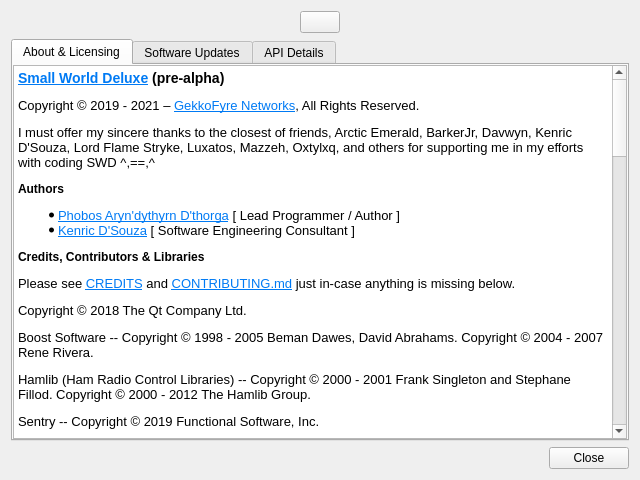
Above: src/ui/aboutdialog.ui from GekkoFyre/small-world-deluxe before the change. Below: the same form after it.
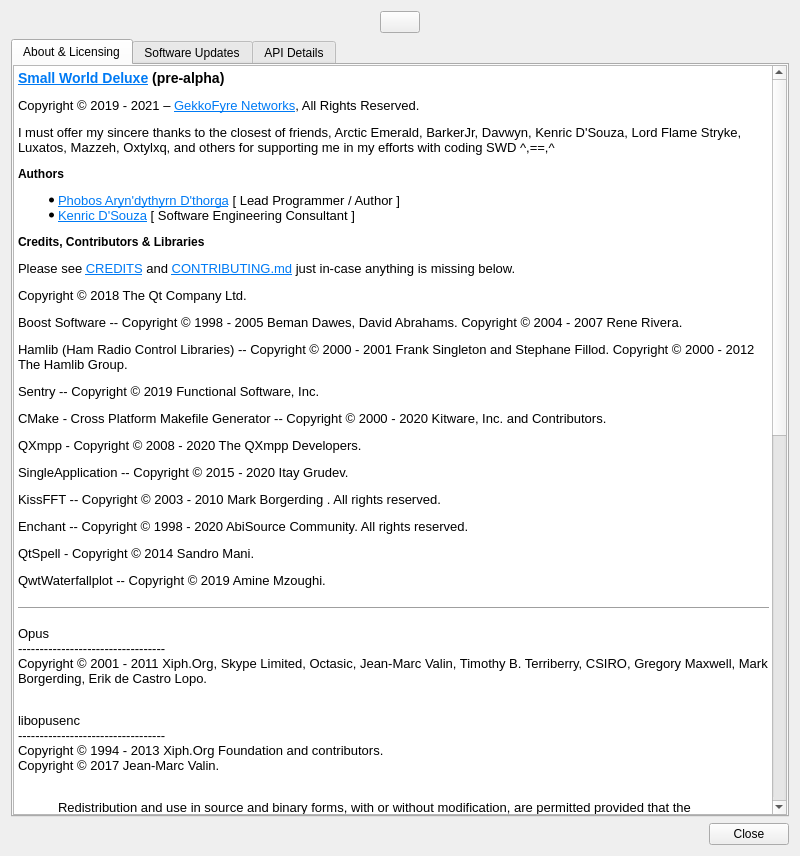
That is the form after the change.

Commit message: * Basic enumeration of audio devices upon the end-users system is now possible thanks to OpenAL, with regard to Small World Deluxe.

Patch:
```diff
--- a/src/ui/aboutdialog.ui
+++ b/src/ui/aboutdialog.ui
@@ -6,10 +6,16 @@
    <rect>
     <x>0</x>
     <y>0</y>
-    <width>640</width>
-    <height>480</height>
+    <width>800</width>
+    <height>856</height>
    </rect>
   </property>
+  <property name="sizePolicy">
+   <sizepolicy hsizetype="MinimumExpanding" vsizetype="MinimumExpanding">
+    <horstretch>0</horstretch>
+    <verstretch>0</verstretch>
+   </sizepolicy>
+  </property>
   <property name="windowTitle">
    <string>About Small World Deluxe</string>
   </property>
@@ -159,57 +165,57 @@
                 <string>&lt;!DOCTYPE HTML PUBLIC &quot;-//W3C//DTD HTML 4.0//EN&quot; &quot;http://www.w3.org/TR/REC-html40/strict.dtd&quot;&gt;
 &lt;html&gt;&lt;head&gt;&lt;meta name=&quot;qrichtext&quot; content=&quot;1&quot; /&gt;&lt;title&gt;About&lt;/title&gt;&lt;style type=&quot;text/css&quot;&gt;
 p, li { white-space: pre-wrap; }
-&lt;/style&gt;&lt;/head&gt;&lt;body style=&quot; font-family:'MS Shell Dlg 2'; font-size:7.875pt; font-weight:400; font-style:normal;&quot;&gt;
-&lt;h3 style=&quot; margin-top:14px; margin-bottom:12px; margin-left:0px; margin-right:0px; -qt-block-indent:0; text-indent:0px;&quot;&gt;&lt;a name=&quot;small-world-deluxe-pre-alpha&quot;&gt;&lt;/a&gt;&lt;a href=&quot;https://git.gekkofyre.io/amateur-radio/small-world-deluxe/&quot;&gt;&lt;span style=&quot; font-family:'Noto Sans'; font-size:10pt; font-weight:600; text-decoration: underline; color:#007af4;&quot;&gt;S&lt;/span&gt;&lt;/a&gt;&lt;span style=&quot; font-family:'Noto Sans'; font-size:10pt; font-weight:600; text-decoration: underline; color:#007af4;&quot;&gt;mall World Deluxe&lt;/span&gt;&lt;span style=&quot; font-family:'Noto Sans'; font-size:10pt; font-weight:600;&quot;&gt; (pre-alpha)&lt;/span&gt;&lt;/h3&gt;
-&lt;p style=&quot; margin-top:12px; margin-bottom:12px; margin-left:0px; margin-right:0px; -qt-block-indent:0; text-indent:0px;&quot;&gt;&lt;span style=&quot; font-family:'Noto Sans'; font-size:10pt;&quot;&gt;Copyright © 2019 - 2021 – &lt;/span&gt;&lt;a href=&quot;https://gekkofyre.io/&quot;&gt;&lt;span style=&quot; font-family:'Noto Sans'; font-size:10pt; text-decoration: underline; color:#007af4;&quot;&gt;GekkoFyre Networks&lt;/span&gt;&lt;/a&gt;&lt;span style=&quot; font-family:'Noto Sans'; font-size:10pt;&quot;&gt;, All Rights Reserved.&lt;/span&gt;&lt;/p&gt;
-&lt;p style=&quot; margin-top:12px; margin-bottom:12px; margin-left:0px; margin-right:0px; -qt-block-indent:0; text-indent:0px;&quot;&gt;&lt;span style=&quot; font-family:'Noto Sans'; font-size:10pt;&quot;&gt;I must offer my sincere thanks to the closest of friends, Arctic Emerald, BarkerJr, Davwyn, Kenric D'Souza, Lord Flame Stryke, Luxatos, Mazzeh, Oxtylxq, and others for supporting me in my efforts with coding SWD ^,==,^&lt;/span&gt;&lt;/p&gt;
-&lt;h4 style=&quot; margin-top:12px; margin-bottom:12px; margin-left:0px; margin-right:0px; -qt-block-indent:0; text-indent:0px;&quot;&gt;&lt;a name=&quot;authors&quot;&gt;&lt;/a&gt;&lt;span style=&quot; font-family:'Noto Sans'; font-size:10pt; font-weight:600;&quot;&gt;A&lt;/span&gt;&lt;span style=&quot; font-family:'Noto Sans'; font-size:10pt; font-weight:600;&quot;&gt;uthors&lt;/span&gt;&lt;/h4&gt;
-&lt;ul style=&quot;margin-top: 0px; margin-bottom: 0px; margin-left: 0px; margin-right: 0px; -qt-list-indent: 1;&quot;&gt;&lt;li style=&quot; font-family:'Noto Sans'; font-size:10pt;&quot; style=&quot; margin-top:12px; margin-bottom:0px; margin-left:0px; margin-right:0px; -qt-block-indent:0; text-indent:0px;&quot;&gt;&lt;a href=&quot;https://code.gekkofyre.io/phobos-dthorga&quot;&gt;&lt;span style=&quot; text-decoration: underline; color:#007af4;&quot;&gt;Phobos Aryn'dythyrn D'thorga&lt;/span&gt;&lt;/a&gt; [ Lead Programmer / Author ]&lt;/li&gt;
-&lt;li style=&quot; font-family:'Noto Sans'; font-size:10pt;&quot; style=&quot; margin-top:0px; margin-bottom:12px; margin-left:0px; margin-right:0px; -qt-block-indent:0; text-indent:0px;&quot;&gt;&lt;a href=&quot;https://code.gekkofyre.io/azurebyte&quot;&gt;&lt;span style=&quot; text-decoration: underline; color:#007af4;&quot;&gt;Kenric D'Souza&lt;/span&gt;&lt;/a&gt; [ Software Engineering Consultant ] &lt;/li&gt;&lt;/ul&gt;
-&lt;h4 style=&quot; margin-top:12px; margin-bottom:12px; margin-left:0px; margin-right:0px; -qt-block-indent:0; text-indent:0px;&quot;&gt;&lt;a name=&quot;credits-contributors--libraries&quot;&gt;&lt;/a&gt;&lt;span style=&quot; font-family:'Noto Sans'; font-size:10pt; font-weight:600;&quot;&gt;C&lt;/span&gt;&lt;span style=&quot; font-family:'Noto Sans'; font-size:10pt; font-weight:600;&quot;&gt;redits, Contributors &amp;amp; Libraries&lt;/span&gt;&lt;/h4&gt;
-&lt;p style=&quot; margin-top:12px; margin-bottom:12px; margin-left:0px; margin-right:0px; -qt-block-indent:0; text-indent:0px;&quot;&gt;&lt;span style=&quot; font-family:'Noto Sans'; font-size:10pt;&quot;&gt;Please see &lt;/span&gt;&lt;a href=&quot;https://code.gekkofyre.io/amateur-radio/small-world-deluxe/-/blob/develop/CREDITS&quot;&gt;&lt;span style=&quot; font-family:'Noto Sans'; font-size:10pt; text-decoration: underline; color:#007af4;&quot;&gt;CREDITS&lt;/span&gt;&lt;/a&gt;&lt;span style=&quot; font-family:'Noto Sans'; font-size:10pt;&quot;&gt; and &lt;/span&gt;&lt;a href=&quot;https://code.gekkofyre.io/amateur-radio/small-world-deluxe/-/blob/develop/CONTRIBUTING.md&quot;&gt;&lt;span style=&quot; font-family:'Noto Sans'; font-size:10pt; text-decoration: underline; color:#007af4;&quot;&gt;CONTRIBUTING.md&lt;/span&gt;&lt;/a&gt;&lt;span style=&quot; font-family:'Noto Sans'; font-size:10pt;&quot;&gt; just in-case anything is missing below.&lt;/span&gt;&lt;/p&gt;
-&lt;p style=&quot; margin-top:12px; margin-bottom:12px; margin-left:0px; margin-right:0px; -qt-block-indent:0; text-indent:0px;&quot;&gt;&lt;span style=&quot; font-family:'Hack'; font-size:10pt;&quot;&gt;Copyright © 2018 The Qt Company Ltd.&lt;/span&gt;&lt;/p&gt;
-&lt;p style=&quot; margin-top:12px; margin-bottom:12px; margin-left:0px; margin-right:0px; -qt-block-indent:0; text-indent:0px;&quot;&gt;&lt;span style=&quot; font-family:'Hack'; font-size:10pt;&quot;&gt;Boost Software -- Copyright © 1998 - 2005 Beman Dawes, David Abrahams. Copyright © 2004 - 2007 Rene Rivera.&lt;/span&gt;&lt;/p&gt;
-&lt;p style=&quot; margin-top:12px; margin-bottom:12px; margin-left:0px; margin-right:0px; -qt-block-indent:0; text-indent:0px;&quot;&gt;&lt;span style=&quot; font-family:'Hack'; font-size:10pt;&quot;&gt;Hamlib (Ham Radio Control Libraries) -- Copyright © 2000 - 2001 Frank Singleton and Stephane Fillod. Copyright © 2000 - 2012 The Hamlib Group.&lt;/span&gt;&lt;/p&gt;
-&lt;p style=&quot; margin-top:12px; margin-bottom:12px; margin-left:0px; margin-right:0px; -qt-block-indent:0; text-indent:0px;&quot;&gt;&lt;span style=&quot; font-family:'Hack'; font-size:10pt;&quot;&gt;Sentry -- Copyright © 2019 Functional Software, Inc.&lt;/span&gt;&lt;/p&gt;
-&lt;p style=&quot; margin-top:12px; margin-bottom:12px; margin-left:0px; margin-right:0px; -qt-block-indent:0; text-indent:0px;&quot;&gt;&lt;span style=&quot; font-family:'Hack'; font-size:10pt;&quot;&gt;CMake - Cross Platform Makefile Generator -- Copyright © 2000 - 2020 Kitware, Inc. and Contributors.&lt;/span&gt;&lt;/p&gt;
-&lt;p style=&quot; margin-top:12px; margin-bottom:12px; margin-left:0px; margin-right:0px; -qt-block-indent:0; text-indent:0px;&quot;&gt;&lt;span style=&quot; font-family:'Hack'; font-size:10pt;&quot;&gt;QXmpp - Copyright © 2008 - 2020 The QXmpp Developers.&lt;/span&gt;&lt;/p&gt;
-&lt;p style=&quot; margin-top:12px; margin-bottom:12px; margin-left:0px; margin-right:0px; -qt-block-indent:0; text-indent:0px;&quot;&gt;&lt;span style=&quot; font-family:'Hack'; font-size:10pt;&quot;&gt;SingleApplication -- Copyright © 2015 - 2020 Itay Grudev.&lt;/span&gt;&lt;/p&gt;
-&lt;p style=&quot; margin-top:12px; margin-bottom:12px; margin-left:0px; margin-right:0px; -qt-block-indent:0; text-indent:0px;&quot;&gt;&lt;span style=&quot; font-family:'Hack'; font-size:10pt;&quot;&gt;KissFFT -- Copyright © 2003 - 2010 Mark Borgerding . All rights reserved.&lt;/span&gt;&lt;/p&gt;
-&lt;p style=&quot; margin-top:12px; margin-bottom:12px; margin-left:0px; margin-right:0px; -qt-block-indent:0; text-indent:0px;&quot;&gt;&lt;span style=&quot; font-family:'Hack'; font-size:10pt;&quot;&gt;Enchant -- Copyright © 1998 - 2020 AbiSource Community. All rights reserved.&lt;/span&gt;&lt;/p&gt;
-&lt;p style=&quot; margin-top:12px; margin-bottom:12px; margin-left:0px; margin-right:0px; -qt-block-indent:0; text-indent:0px;&quot;&gt;&lt;span style=&quot; font-family:'Hack'; font-size:10pt;&quot;&gt;QtSpell - Copyright © 2014 Sandro Mani.&lt;/span&gt;&lt;/p&gt;
-&lt;p style=&quot; margin-top:12px; margin-bottom:12px; margin-left:0px; margin-right:0px; -qt-block-indent:0; text-indent:0px;&quot;&gt;&lt;span style=&quot; font-family:'Hack'; font-size:10pt;&quot;&gt;QwtWaterfallplot -- Copyright © 2019 Amine Mzoughi.&lt;/span&gt;&lt;/p&gt;
+&lt;/style&gt;&lt;/head&gt;&lt;body style=&quot; font-family:'Noto Sans'; font-size:10pt; font-weight:400; font-style:normal;&quot;&gt;
+&lt;h3 style=&quot; margin-top:14px; margin-bottom:12px; margin-left:0px; margin-right:0px; -qt-block-indent:0; text-indent:0px;&quot;&gt;&lt;a name=&quot;small-world-deluxe-pre-alpha&quot;&gt;&lt;/a&gt;&lt;a href=&quot;https://git.gekkofyre.io/amateur-radio/small-world-deluxe/&quot;&gt;&lt;span style=&quot; font-size:large; font-weight:600; text-decoration: underline; color:#007af4;&quot;&gt;S&lt;/span&gt;&lt;/a&gt;&lt;span style=&quot; font-size:large; font-weight:600; text-decoration: underline; color:#007af4;&quot;&gt;mall World Deluxe&lt;/span&gt;&lt;span style=&quot; font-size:large; font-weight:600;&quot;&gt; (pre-alpha)&lt;/span&gt;&lt;/h3&gt;
+&lt;p style=&quot; margin-top:12px; margin-bottom:12px; margin-left:0px; margin-right:0px; -qt-block-indent:0; text-indent:0px;&quot;&gt;Copyright © 2019 - 2021 – &lt;a href=&quot;https://gekkofyre.io/&quot;&gt;&lt;span style=&quot; text-decoration: underline; color:#007af4;&quot;&gt;GekkoFyre Networks&lt;/span&gt;&lt;/a&gt;, All Rights Reserved.&lt;/p&gt;
+&lt;p style=&quot; margin-top:12px; margin-bottom:12px; margin-left:0px; margin-right:0px; -qt-block-indent:0; text-indent:0px;&quot;&gt;I must offer my sincere thanks to the closest of friends, Arctic Emerald, BarkerJr, Davwyn, Kenric D'Souza, Lord Flame Stryke, Luxatos, Mazzeh, Oxtylxq, and others for supporting me in my efforts with coding SWD ^,==,^&lt;/p&gt;
+&lt;h4 style=&quot; margin-top:12px; margin-bottom:12px; margin-left:0px; margin-right:0px; -qt-block-indent:0; text-indent:0px;&quot;&gt;&lt;a name=&quot;authors&quot;&gt;&lt;/a&gt;&lt;span style=&quot; font-size:medium; font-weight:600;&quot;&gt;A&lt;/span&gt;&lt;span style=&quot; font-size:medium; font-weight:600;&quot;&gt;uthors&lt;/span&gt;&lt;/h4&gt;
+&lt;ul style=&quot;margin-top: 0px; margin-bottom: 0px; margin-left: 0px; margin-right: 0px; -qt-list-indent: 1;&quot;&gt;&lt;li style=&quot;&quot; style=&quot; margin-top:12px; margin-bottom:0px; margin-left:0px; margin-right:0px; -qt-block-indent:0; text-indent:0px;&quot;&gt;&lt;a href=&quot;https://code.gekkofyre.io/phobos-dthorga&quot;&gt;&lt;span style=&quot; text-decoration: underline; color:#007af4;&quot;&gt;Phobos Aryn'dythyrn D'thorga&lt;/span&gt;&lt;/a&gt; [ Lead Programmer / Author ]&lt;/li&gt;
+&lt;li style=&quot;&quot; style=&quot; margin-top:0px; margin-bottom:12px; margin-left:0px; margin-right:0px; -qt-block-indent:0; text-indent:0px;&quot;&gt;&lt;a href=&quot;https://code.gekkofyre.io/azurebyte&quot;&gt;&lt;span style=&quot; text-decoration: underline; color:#007af4;&quot;&gt;Kenric D'Souza&lt;/span&gt;&lt;/a&gt; [ Software Engineering Consultant ] &lt;/li&gt;&lt;/ul&gt;
+&lt;h4 style=&quot; margin-top:12px; margin-bottom:12px; margin-left:0px; margin-right:0px; -qt-block-indent:0; text-indent:0px;&quot;&gt;&lt;a name=&quot;credits-contributors--libraries&quot;&gt;&lt;/a&gt;&lt;span style=&quot; font-size:medium; font-weight:600;&quot;&gt;C&lt;/span&gt;&lt;span style=&quot; font-size:medium; font-weight:600;&quot;&gt;redits, Contributors &amp;amp; Libraries&lt;/span&gt;&lt;/h4&gt;
+&lt;p style=&quot; margin-top:12px; margin-bottom:12px; margin-left:0px; margin-right:0px; -qt-block-indent:0; text-indent:0px;&quot;&gt;Please see &lt;a href=&quot;https://code.gekkofyre.io/amateur-radio/small-world-deluxe/-/blob/develop/CREDITS&quot;&gt;&lt;span style=&quot; text-decoration: underline; color:#007af4;&quot;&gt;CREDITS&lt;/span&gt;&lt;/a&gt; and &lt;a href=&quot;https://code.gekkofyre.io/amateur-radio/small-world-deluxe/-/blob/develop/CONTRIBUTING.md&quot;&gt;&lt;span style=&quot; text-decoration: underline; color:#007af4;&quot;&gt;CONTRIBUTING.md&lt;/span&gt;&lt;/a&gt; just in-case anything is missing below.&lt;/p&gt;
+&lt;p style=&quot; margin-top:12px; margin-bottom:12px; margin-left:0px; margin-right:0px; -qt-block-indent:0; text-indent:0px;&quot;&gt;&lt;span style=&quot; font-family:'Hack';&quot;&gt;Copyright © 2018 The Qt Company Ltd.&lt;/span&gt;&lt;/p&gt;
+&lt;p style=&quot; margin-top:12px; margin-bottom:12px; margin-left:0px; margin-right:0px; -qt-block-indent:0; text-indent:0px;&quot;&gt;&lt;span style=&quot; font-family:'Hack';&quot;&gt;Boost Software -- Copyright © 1998 - 2005 Beman Dawes, David Abrahams. Copyright © 2004 - 2007 Rene Rivera.&lt;/span&gt;&lt;/p&gt;
+&lt;p style=&quot; margin-top:12px; margin-bottom:12px; margin-left:0px; margin-right:0px; -qt-block-indent:0; text-indent:0px;&quot;&gt;&lt;span style=&quot; font-family:'Hack';&quot;&gt;Hamlib (Ham Radio Control Libraries) -- Copyright © 2000 - 2001 Frank Singleton and Stephane Fillod. Copyright © 2000 - 2012 The Hamlib Group.&lt;/span&gt;&lt;/p&gt;
+&lt;p style=&quot; margin-top:12px; margin-bottom:12px; margin-left:0px; margin-right:0px; -qt-block-indent:0; text-indent:0px;&quot;&gt;&lt;span style=&quot; font-family:'Hack';&quot;&gt;Sentry -- Copyright © 2019 Functional Software, Inc.&lt;/span&gt;&lt;/p&gt;
+&lt;p style=&quot; margin-top:12px; margin-bottom:12px; margin-left:0px; margin-right:0px; -qt-block-indent:0; text-indent:0px;&quot;&gt;&lt;span style=&quot; font-family:'Hack';&quot;&gt;CMake - Cross Platform Makefile Generator -- Copyright © 2000 - 2020 Kitware, Inc. and Contributors.&lt;/span&gt;&lt;/p&gt;
+&lt;p style=&quot; margin-top:12px; margin-bottom:12px; margin-left:0px; margin-right:0px; -qt-block-indent:0; text-indent:0px;&quot;&gt;&lt;span style=&quot; font-family:'Hack';&quot;&gt;QXmpp - Copyright © 2008 - 2020 The QXmpp Developers.&lt;/span&gt;&lt;/p&gt;
+&lt;p style=&quot; margin-top:12px; margin-bottom:12px; margin-left:0px; margin-right:0px; -qt-block-indent:0; text-indent:0px;&quot;&gt;&lt;span style=&quot; font-family:'Hack';&quot;&gt;SingleApplication -- Copyright © 2015 - 2020 Itay Grudev.&lt;/span&gt;&lt;/p&gt;
+&lt;p style=&quot; margin-top:12px; margin-bottom:12px; margin-left:0px; margin-right:0px; -qt-block-indent:0; text-indent:0px;&quot;&gt;&lt;span style=&quot; font-family:'Hack';&quot;&gt;KissFFT -- Copyright © 2003 - 2010 Mark Borgerding . All rights reserved.&lt;/span&gt;&lt;/p&gt;
+&lt;p style=&quot; margin-top:12px; margin-bottom:12px; margin-left:0px; margin-right:0px; -qt-block-indent:0; text-indent:0px;&quot;&gt;&lt;span style=&quot; font-family:'Hack';&quot;&gt;Enchant -- Copyright © 1998 - 2020 AbiSource Community. All rights reserved.&lt;/span&gt;&lt;/p&gt;
+&lt;p style=&quot; margin-top:12px; margin-bottom:12px; margin-left:0px; margin-right:0px; -qt-block-indent:0; text-indent:0px;&quot;&gt;&lt;span style=&quot; font-family:'Hack';&quot;&gt;QtSpell - Copyright © 2014 Sandro Mani.&lt;/span&gt;&lt;/p&gt;
+&lt;p style=&quot; margin-top:12px; margin-bottom:12px; margin-left:0px; margin-right:0px; -qt-block-indent:0; text-indent:0px;&quot;&gt;&lt;span style=&quot; font-family:'Hack';&quot;&gt;QwtWaterfallplot -- Copyright © 2019 Amine Mzoughi.&lt;/span&gt;&lt;/p&gt;
 &lt;hr /&gt;
-&lt;p style=&quot; margin-top:12px; margin-bottom:0px; margin-left:0px; margin-right:0px; -qt-block-indent:0; text-indent:0px;&quot;&gt;&lt;span style=&quot; font-family:'Hack'; font-size:10pt;&quot;&gt;Opus&lt;/span&gt;&lt;/p&gt;
-&lt;p style=&quot; margin-top:0px; margin-bottom:0px; margin-left:0px; margin-right:0px; -qt-block-indent:0; text-indent:0px;&quot;&gt;&lt;span style=&quot; font-family:'Hack'; font-size:10pt;&quot;&gt;----------------------------------&lt;/span&gt;&lt;/p&gt;
-&lt;p style=&quot; margin-top:0px; margin-bottom:0px; margin-left:0px; margin-right:0px; -qt-block-indent:0; text-indent:0px;&quot;&gt;&lt;span style=&quot; font-family:'Hack'; font-size:10pt;&quot;&gt;Copyright © 2001 - 2011 Xiph.Org, Skype Limited, Octasic, Jean-Marc Valin, Timothy B. Terriberry, CSIRO, Gregory Maxwell, Mark Borgerding, Erik de Castro Lopo.&lt;/span&gt;&lt;/p&gt;
-&lt;p style=&quot;-qt-paragraph-type:empty; margin-top:0px; margin-bottom:12px; margin-left:0px; margin-right:0px; -qt-block-indent:0; text-indent:0px; font-family:'Hack'; font-size:10pt;&quot;&gt;&lt;br /&gt;&lt;/p&gt;
-&lt;p style=&quot; margin-top:12px; margin-bottom:0px; margin-left:0px; margin-right:0px; -qt-block-indent:0; text-indent:0px;&quot;&gt;&lt;span style=&quot; font-family:'Hack'; font-size:10pt;&quot;&gt;libopusenc&lt;/span&gt;&lt;/p&gt;
-&lt;p style=&quot; margin-top:0px; margin-bottom:0px; margin-left:0px; margin-right:0px; -qt-block-indent:0; text-indent:0px;&quot;&gt;&lt;span style=&quot; font-family:'Hack'; font-size:10pt;&quot;&gt;----------------------------------&lt;/span&gt;&lt;/p&gt;
-&lt;p style=&quot; margin-top:0px; margin-bottom:0px; margin-left:0px; margin-right:0px; -qt-block-indent:0; text-indent:0px;&quot;&gt;&lt;span style=&quot; font-family:'Hack'; font-size:10pt;&quot;&gt;Copyright © 1994 - 2013 Xiph.Org Foundation and contributors.&lt;/span&gt;&lt;/p&gt;
-&lt;p style=&quot; margin-top:0px; margin-bottom:0px; margin-left:0px; margin-right:0px; -qt-block-indent:0; text-indent:0px;&quot;&gt;&lt;span style=&quot; font-family:'Hack'; font-size:10pt;&quot;&gt;Copyright © 2017 Jean-Marc Valin.&lt;/span&gt;&lt;/p&gt;
-&lt;p style=&quot;-qt-paragraph-type:empty; margin-top:0px; margin-bottom:12px; margin-left:0px; margin-right:0px; -qt-block-indent:0; text-indent:0px; font-family:'Hack'; font-size:10pt;&quot;&gt;&lt;br /&gt;&lt;/p&gt;
-&lt;p style=&quot; margin-top:12px; margin-bottom:12px; margin-left:40px; margin-right:40px; -qt-block-indent:0; text-indent:0px;&quot;&gt;&lt;span style=&quot; font-family:'Noto Sans'; font-size:10pt;&quot;&gt;Redistribution and use in source and binary forms, with or without modification, are permitted provided that the following conditions are met:&lt;/span&gt;&lt;/p&gt;
-&lt;ul style=&quot;margin-top: 0px; margin-bottom: 0px; margin-left: 0px; margin-right: 0px; -qt-list-indent: 1;&quot;&gt;&lt;li style=&quot; font-family:'Noto Sans'; font-size:10pt;&quot; style=&quot; margin-top:12px; margin-bottom:0px; margin-left:40px; margin-right:40px; -qt-block-indent:0; text-indent:0px;&quot;&gt;Redistributions of source code must retain the above copyright notice, this list of conditions and the following disclaimer.&lt;/li&gt;
-&lt;li style=&quot; font-family:'Noto Sans'; font-size:10pt;&quot; style=&quot; margin-top:0px; margin-bottom:0px; margin-left:40px; margin-right:40px; -qt-block-indent:0; text-indent:0px;&quot;&gt;Redistributions in binary form must reproduce the above copyright notice, this list of conditions and the following disclaimer in the documentation and/or other materials provided with the distribution.&lt;/li&gt;
-&lt;li style=&quot; font-family:'Noto Sans'; font-size:10pt;&quot; style=&quot; margin-top:0px; margin-bottom:12px; margin-left:40px; margin-right:40px; -qt-block-indent:0; text-indent:0px;&quot;&gt;Neither the name of Internet Society, IETF or IETF Trust, nor the names of specific contributors, may be used to endorse or promote products derived from this software without specific prior written permission. &lt;/li&gt;&lt;/ul&gt;
-&lt;p style=&quot; margin-top:12px; margin-bottom:12px; margin-left:40px; margin-right:40px; -qt-block-indent:0; text-indent:0px;&quot;&gt;&lt;span style=&quot; font-family:'Hack'; font-size:10pt;&quot;&gt;THIS SOFTWARE IS PROVIDED BY THE COPYRIGHT HOLDERS AND CONTRIBUTORS ``AS IS'' AND ANY EXPRESS OR IMPLIED WARRANTIES, INCLUDING, BUT NOT LIMITED TO, THE IMPLIED WARRANTIES OF MERCHANTABILITY AND FITNESS FOR A PARTICULAR PURPOSE ARE DISCLAIMED. IN NO EVENT SHALL THE COPYRIGHT OWNER OR CONTRIBUTORS BE LIABLE FOR ANY DIRECT, INDIRECT, INCIDENTAL, SPECIAL, EXEMPLARY, OR CONSEQUENTIAL DAMAGES (INCLUDING, BUT NOT LIMITED TO, PROCUREMENT OF SUBSTITUTE GOODS OR SERVICES; LOSS OF USE, DATA, OR PROFITS; OR BUSINESS INTERRUPTION) HOWEVER CAUSED AND ON ANY THEORY OF LIABILITY, WHETHER IN CONTRACT, STRICT LIABILITY, OR TORT (INCLUDING NEGLIGENCE OR OTHERWISE) ARISING IN ANY WAY OUT OF THE USE OF THIS SOFTWARE, EVEN IF ADVISED OF THE POSSIBILITY OF SUCH DAMAGE.&lt;/span&gt;&lt;/p&gt;
-&lt;p style=&quot; margin-top:12px; margin-bottom:12px; margin-left:40px; margin-right:40px; -qt-block-indent:0; text-indent:0px;&quot;&gt;&lt;span style=&quot; font-family:'Noto Sans'; font-size:10pt;&quot;&gt;Opus is subject to the royalty-free patent licenses which are specified at:&lt;/span&gt;&lt;/p&gt;
-&lt;p style=&quot; margin-top:12px; margin-bottom:12px; margin-left:40px; margin-right:40px; -qt-block-indent:0; text-indent:0px;&quot;&gt;&lt;span style=&quot; font-family:'Noto Sans'; font-size:10pt;&quot;&gt;Xiph.Org Foundation: &lt;/span&gt;&lt;a href=&quot;https://datatracker.ietf.org/ipr/1524/&quot;&gt;&lt;span style=&quot; font-family:'Noto Sans'; font-size:10pt; text-decoration: underline; color:#007af4;&quot;&gt;https://datatracker.ietf.org/ipr/1524/&lt;/span&gt;&lt;/a&gt;&lt;/p&gt;
-&lt;p style=&quot; margin-top:12px; margin-bottom:12px; margin-left:40px; margin-right:40px; -qt-block-indent:0; text-indent:0px;&quot;&gt;&lt;span style=&quot; font-family:'Noto Sans'; font-size:10pt;&quot;&gt;Microsoft Corporation: &lt;/span&gt;&lt;a href=&quot;https://datatracker.ietf.org/ipr/1914/&quot;&gt;&lt;span style=&quot; font-family:'Noto Sans'; font-size:10pt; text-decoration: underline; color:#007af4;&quot;&gt;https://datatracker.ietf.org/ipr/1914/&lt;/span&gt;&lt;/a&gt;&lt;/p&gt;
-&lt;p style=&quot; margin-top:12px; margin-bottom:12px; margin-left:40px; margin-right:40px; -qt-block-indent:0; text-indent:0px;&quot;&gt;&lt;span style=&quot; font-family:'Noto Sans'; font-size:10pt;&quot;&gt;Broadcom Corporation: &lt;/span&gt;&lt;a href=&quot;https://datatracker.ietf.org/ipr/1526/&quot;&gt;&lt;span style=&quot; font-family:'Noto Sans'; font-size:10pt; text-decoration: underline; color:#007af4;&quot;&gt;https://datatracker.ietf.org/ipr/1526/&lt;/span&gt;&lt;/a&gt;&lt;/p&gt;
+&lt;p style=&quot; margin-top:12px; margin-bottom:0px; margin-left:0px; margin-right:0px; -qt-block-indent:0; text-indent:0px;&quot;&gt;&lt;span style=&quot; font-family:'Hack';&quot;&gt;Opus&lt;/span&gt;&lt;/p&gt;
+&lt;p style=&quot; margin-top:0px; margin-bottom:0px; margin-left:0px; margin-right:0px; -qt-block-indent:0; text-indent:0px;&quot;&gt;&lt;span style=&quot; font-family:'Hack';&quot;&gt;----------------------------------&lt;/span&gt;&lt;/p&gt;
+&lt;p style=&quot; margin-top:0px; margin-bottom:0px; margin-left:0px; margin-right:0px; -qt-block-indent:0; text-indent:0px;&quot;&gt;&lt;span style=&quot; font-family:'Hack';&quot;&gt;Copyright © 2001 - 2011 Xiph.Org, Skype Limited, Octasic, Jean-Marc Valin, Timothy B. Terriberry, CSIRO, Gregory Maxwell, Mark Borgerding, Erik de Castro Lopo.&lt;/span&gt;&lt;/p&gt;
+&lt;p style=&quot;-qt-paragraph-type:empty; margin-top:0px; margin-bottom:12px; margin-left:0px; margin-right:0px; -qt-block-indent:0; text-indent:0px; font-family:'Hack';&quot;&gt;&lt;br /&gt;&lt;/p&gt;
+&lt;p style=&quot; margin-top:12px; margin-bottom:0px; margin-left:0px; margin-right:0px; -qt-block-indent:0; text-indent:0px;&quot;&gt;&lt;span style=&quot; font-family:'Hack';&quot;&gt;libopusenc&lt;/span&gt;&lt;/p&gt;
+&lt;p style=&quot; margin-top:0px; margin-bottom:0px; margin-left:0px; margin-right:0px; -qt-block-indent:0; text-indent:0px;&quot;&gt;&lt;span style=&quot; font-family:'Hack';&quot;&gt;----------------------------------&lt;/span&gt;&lt;/p&gt;
+&lt;p style=&quot; margin-top:0px; margin-bottom:0px; margin-left:0px; margin-right:0px; -qt-block-indent:0; text-indent:0px;&quot;&gt;&lt;span style=&quot; font-family:'Hack';&quot;&gt;Copyright © 1994 - 2013 Xiph.Org Foundation and contributors.&lt;/span&gt;&lt;/p&gt;
+&lt;p style=&quot; margin-top:0px; margin-bottom:0px; margin-left:0px; margin-right:0px; -qt-block-indent:0; text-indent:0px;&quot;&gt;&lt;span style=&quot; font-family:'Hack';&quot;&gt;Copyright © 2017 Jean-Marc Valin.&lt;/span&gt;&lt;/p&gt;
+&lt;p style=&quot;-qt-paragraph-type:empty; margin-top:0px; margin-bottom:12px; margin-left:0px; margin-right:0px; -qt-block-indent:0; text-indent:0px; font-family:'Hack';&quot;&gt;&lt;br /&gt;&lt;/p&gt;
+&lt;p style=&quot; margin-top:12px; margin-bottom:12px; margin-left:40px; margin-right:40px; -qt-block-indent:0; text-indent:0px;&quot;&gt;Redistribution and use in source and binary forms, with or without modification, are permitted provided that the following conditions are met:&lt;/p&gt;
+&lt;ul style=&quot;margin-top: 0px; margin-bottom: 0px; margin-left: 0px; margin-right: 0px; -qt-list-indent: 1;&quot;&gt;&lt;li style=&quot;&quot; style=&quot; margin-top:12px; margin-bottom:0px; margin-left:40px; margin-right:40px; -qt-block-indent:0; text-indent:0px;&quot;&gt;Redistributions of source code must retain the above copyright notice, this list of conditions and the following disclaimer.&lt;/li&gt;
+&lt;li style=&quot;&quot; style=&quot; margin-top:0px; margin-bottom:0px; margin-left:40px; margin-right:40px; -qt-block-indent:0; text-indent:0px;&quot;&gt;Redistributions in binary form must reproduce the above copyright notice, this list of conditions and the following disclaimer in the documentation and/or other materials provided with the distribution.&lt;/li&gt;
+&lt;li style=&quot;&quot; style=&quot; margin-top:0px; margin-bottom:12px; margin-left:40px; margin-right:40px; -qt-block-indent:0; text-indent:0px;&quot;&gt;Neither the name of Internet Society, IETF or IETF Trust, nor the names of specific contributors, may be used to endorse or promote products derived from this software without specific prior written permission. &lt;/li&gt;&lt;/ul&gt;
+&lt;p style=&quot; margin-top:12px; margin-bottom:12px; margin-left:40px; margin-right:40px; -qt-block-indent:0; text-indent:0px;&quot;&gt;&lt;span style=&quot; font-family:'Hack';&quot;&gt;THIS SOFTWARE IS PROVIDED BY THE COPYRIGHT HOLDERS AND CONTRIBUTORS ``AS IS'' AND ANY EXPRESS OR IMPLIED WARRANTIES, INCLUDING, BUT NOT LIMITED TO, THE IMPLIED WARRANTIES OF MERCHANTABILITY AND FITNESS FOR A PARTICULAR PURPOSE ARE DISCLAIMED. IN NO EVENT SHALL THE COPYRIGHT OWNER OR CONTRIBUTORS BE LIABLE FOR ANY DIRECT, INDIRECT, INCIDENTAL, SPECIAL, EXEMPLARY, OR CONSEQUENTIAL DAMAGES (INCLUDING, BUT NOT LIMITED TO, PROCUREMENT OF SUBSTITUTE GOODS OR SERVICES; LOSS OF USE, DATA, OR PROFITS; OR BUSINESS INTERRUPTION) HOWEVER CAUSED AND ON ANY THEORY OF LIABILITY, WHETHER IN CONTRACT, STRICT LIABILITY, OR TORT (INCLUDING NEGLIGENCE OR OTHERWISE) ARISING IN ANY WAY OUT OF THE USE OF THIS SOFTWARE, EVEN IF ADVISED OF THE POSSIBILITY OF SUCH DAMAGE.&lt;/span&gt;&lt;/p&gt;
+&lt;p style=&quot; margin-top:12px; margin-bottom:12px; margin-left:40px; margin-right:40px; -qt-block-indent:0; text-indent:0px;&quot;&gt;Opus is subject to the royalty-free patent licenses which are specified at:&lt;/p&gt;
+&lt;p style=&quot; margin-top:12px; margin-bottom:12px; margin-left:40px; margin-right:40px; -qt-block-indent:0; text-indent:0px;&quot;&gt;Xiph.Org Foundation: &lt;a href=&quot;https://datatracker.ietf.org/ipr/1524/&quot;&gt;&lt;span style=&quot; text-decoration: underline; color:#007af4;&quot;&gt;https://datatracker.ietf.org/ipr/1524/&lt;/span&gt;&lt;/a&gt;&lt;/p&gt;
+&lt;p style=&quot; margin-top:12px; margin-bottom:12px; margin-left:40px; margin-right:40px; -qt-block-indent:0; text-indent:0px;&quot;&gt;Microsoft Corporation: &lt;a href=&quot;https://datatracker.ietf.org/ipr/1914/&quot;&gt;&lt;span style=&quot; text-decoration: underline; color:#007af4;&quot;&gt;https://datatracker.ietf.org/ipr/1914/&lt;/span&gt;&lt;/a&gt;&lt;/p&gt;
+&lt;p style=&quot; margin-top:12px; margin-bottom:12px; margin-left:40px; margin-right:40px; -qt-block-indent:0; text-indent:0px;&quot;&gt;Broadcom Corporation: &lt;a href=&quot;https://datatracker.ietf.org/ipr/1526/&quot;&gt;&lt;span style=&quot; text-decoration: underline; color:#007af4;&quot;&gt;https://datatracker.ietf.org/ipr/1526/&lt;/span&gt;&lt;/a&gt;&lt;/p&gt;
 &lt;hr /&gt;
-&lt;p style=&quot; margin-top:12px; margin-bottom:0px; margin-left:0px; margin-right:0px; -qt-block-indent:0; text-indent:0px;&quot;&gt;&lt;span style=&quot; font-family:'Hack'; font-size:10pt;&quot;&gt;libcurl&lt;/span&gt;&lt;/p&gt;
-&lt;p style=&quot; margin-top:0px; margin-bottom:0px; margin-left:0px; margin-right:0px; -qt-block-indent:0; text-indent:0px;&quot;&gt;&lt;span style=&quot; font-family:'Hack'; font-size:10pt;&quot;&gt;----------------------------------&lt;/span&gt;&lt;/p&gt;
-&lt;p style=&quot; margin-top:0px; margin-bottom:0px; margin-left:0px; margin-right:0px; -qt-block-indent:0; text-indent:0px;&quot;&gt;&lt;span style=&quot; font-family:'Hack'; font-size:10pt;&quot;&gt;Copyright © 1996 - 2021 Daniel Stenberg et al. All rights reserved.&lt;/span&gt;&lt;/p&gt;
-&lt;p style=&quot;-qt-paragraph-type:empty; margin-top:0px; margin-bottom:12px; margin-left:0px; margin-right:0px; -qt-block-indent:0; text-indent:0px; font-family:'Hack'; font-size:10pt;&quot;&gt;&lt;br /&gt;&lt;/p&gt;
-&lt;p style=&quot; margin-top:12px; margin-bottom:12px; margin-left:40px; margin-right:40px; -qt-block-indent:0; text-indent:0px;&quot;&gt;&lt;span style=&quot; font-family:'Noto Sans'; font-size:10pt;&quot;&gt;Permission to use, copy, modify, and distribute this software for any purpose with or without fee is hereby granted, provided that the above copyright notice and this permission notice appear in all copies.&lt;/span&gt;&lt;/p&gt;
-&lt;p style=&quot; margin-top:12px; margin-bottom:12px; margin-left:40px; margin-right:40px; -qt-block-indent:0; text-indent:0px;&quot;&gt;&lt;span style=&quot; font-family:'Noto Sans'; font-size:10pt;&quot;&gt;THE SOFTWARE IS PROVIDED &amp;quot;AS IS&amp;quot;, WITHOUT WARRANTY OF ANY KIND, EXPRESS OR IMPLIED, INCLUDING BUT NOT LIMITED TO THE WARRANTIES OF MERCHANTABILITY, FITNESS FOR A PARTICULAR PURPOSE AND NONINFRINGEMENT OF THIRD PARTY RIGHTS. IN NO EVENT SHALL THE AUTHORS OR COPYRIGHT HOLDERS BE LIABLE FOR ANY CLAIM, DAMAGES OR OTHER LIABILITY, WHETHER IN AN ACTION OF CONTRACT, TORT OR OTHERWISE, ARISING FROM, OUT OF OR IN CONNECTION WITH THE SOFTWARE OR THE USE OR OTHER DEALINGS IN THE SOFTWARE.&lt;/span&gt;&lt;/p&gt;
-&lt;p style=&quot; margin-top:12px; margin-bottom:12px; margin-left:40px; margin-right:40px; -qt-block-indent:0; text-indent:0px;&quot;&gt;&lt;span style=&quot; font-family:'Noto Sans'; font-size:10pt;&quot;&gt;Except as contained in this notice, the name of a copyright holder shall not be used in advertising or otherwise to promote the sale, use or other dealings in this Software without prior written authorization of the copyright holder.&lt;/span&gt;&lt;/p&gt;
+&lt;p style=&quot; margin-top:12px; margin-bottom:0px; margin-left:0px; margin-right:0px; -qt-block-indent:0; text-indent:0px;&quot;&gt;&lt;span style=&quot; font-family:'Hack';&quot;&gt;libcurl&lt;/span&gt;&lt;/p&gt;
+&lt;p style=&quot; margin-top:0px; margin-bottom:0px; margin-left:0px; margin-right:0px; -qt-block-indent:0; text-indent:0px;&quot;&gt;&lt;span style=&quot; font-family:'Hack';&quot;&gt;----------------------------------&lt;/span&gt;&lt;/p&gt;
+&lt;p style=&quot; margin-top:0px; margin-bottom:0px; margin-left:0px; margin-right:0px; -qt-block-indent:0; text-indent:0px;&quot;&gt;&lt;span style=&quot; font-family:'Hack';&quot;&gt;Copyright © 1996 - 2021 Daniel Stenberg et al. All rights reserved.&lt;/span&gt;&lt;/p&gt;
+&lt;p style=&quot;-qt-paragraph-type:empty; margin-top:0px; margin-bottom:12px; margin-left:0px; margin-right:0px; -qt-block-indent:0; text-indent:0px; font-family:'Hack';&quot;&gt;&lt;br /&gt;&lt;/p&gt;
+&lt;p style=&quot; margin-top:12px; margin-bottom:12px; margin-left:40px; margin-right:40px; -qt-block-indent:0; text-indent:0px;&quot;&gt;Permission to use, copy, modify, and distribute this software for any purpose with or without fee is hereby granted, provided that the above copyright notice and this permission notice appear in all copies.&lt;/p&gt;
+&lt;p style=&quot; margin-top:12px; margin-bottom:12px; margin-left:40px; margin-right:40px; -qt-block-indent:0; text-indent:0px;&quot;&gt;THE SOFTWARE IS PROVIDED &amp;quot;AS IS&amp;quot;, WITHOUT WARRANTY OF ANY KIND, EXPRESS OR IMPLIED, INCLUDING BUT NOT LIMITED TO THE WARRANTIES OF MERCHANTABILITY, FITNESS FOR A PARTICULAR PURPOSE AND NONINFRINGEMENT OF THIRD PARTY RIGHTS. IN NO EVENT SHALL THE AUTHORS OR COPYRIGHT HOLDERS BE LIABLE FOR ANY CLAIM, DAMAGES OR OTHER LIABILITY, WHETHER IN AN ACTION OF CONTRACT, TORT OR OTHERWISE, ARISING FROM, OUT OF OR IN CONNECTION WITH THE SOFTWARE OR THE USE OR OTHER DEALINGS IN THE SOFTWARE.&lt;/p&gt;
+&lt;p style=&quot; margin-top:12px; margin-bottom:12px; margin-left:40px; margin-right:40px; -qt-block-indent:0; text-indent:0px;&quot;&gt;Except as contained in this notice, the name of a copyright holder shall not be used in advertising or otherwise to promote the sale, use or other dealings in this Software without prior written authorization of the copyright holder.&lt;/p&gt;
 &lt;hr /&gt;
-&lt;h4 style=&quot; margin-top:12px; margin-bottom:12px; margin-left:0px; margin-right:0px; -qt-block-indent:0; text-indent:0px;&quot;&gt;&lt;a name=&quot;licensing--legalese&quot;&gt;&lt;/a&gt;&lt;span style=&quot; font-family:'Noto Sans'; font-size:10pt; font-weight:600;&quot;&gt;L&lt;/span&gt;&lt;span style=&quot; font-family:'Noto Sans'; font-size:10pt; font-weight:600;&quot;&gt;icensing &amp;amp; Legalese&lt;/span&gt;&lt;/h4&gt;
-&lt;p style=&quot; margin-top:12px; margin-bottom:12px; margin-left:0px; margin-right:0px; -qt-block-indent:0; text-indent:0px;&quot;&gt;&lt;span style=&quot; font-family:'Noto Sans'; font-size:10pt;&quot;&gt;Please see the &lt;/span&gt;&lt;a href=&quot;https://code.gekkofyre.io/amateur-radio/small-world-deluxe/-/blob/develop/LICENSE&quot;&gt;&lt;span style=&quot; font-family:'Noto Sans'; font-size:10pt; text-decoration: underline; color:#007af4;&quot;&gt;LICENSE&lt;/span&gt;&lt;/a&gt;&lt;span style=&quot; font-family:'Noto Sans'; font-size:10pt;&quot;&gt; file within our GitLab repository for all licensing and legal matters.&lt;/span&gt;&lt;/p&gt;
-&lt;p style=&quot; margin-top:12px; margin-bottom:12px; margin-left:0px; margin-right:0px; -qt-block-indent:0; text-indent:0px;&quot;&gt;&lt;span style=&quot; font-family:'Noto Sans'; font-size:10pt;&quot;&gt; &lt;/span&gt;&lt;/p&gt;&lt;/body&gt;&lt;/html&gt;</string>
+&lt;h4 style=&quot; margin-top:12px; margin-bottom:12px; margin-left:0px; margin-right:0px; -qt-block-indent:0; text-indent:0px;&quot;&gt;&lt;a name=&quot;licensing--legalese&quot;&gt;&lt;/a&gt;&lt;span style=&quot; font-size:medium; font-weight:600;&quot;&gt;L&lt;/span&gt;&lt;span style=&quot; font-size:medium; font-weight:600;&quot;&gt;icensing &amp;amp; Legalese&lt;/span&gt;&lt;/h4&gt;
+&lt;p style=&quot; margin-top:12px; margin-bottom:12px; margin-left:0px; margin-right:0px; -qt-block-indent:0; text-indent:0px;&quot;&gt;Please see the &lt;a href=&quot;https://code.gekkofyre.io/amateur-radio/small-world-deluxe/-/blob/develop/LICENSE&quot;&gt;&lt;span style=&quot; text-decoration: underline; color:#007af4;&quot;&gt;LICENSE&lt;/span&gt;&lt;/a&gt; file within our GitLab repository for all licensing and legal matters.&lt;/p&gt;
+&lt;p style=&quot; margin-top:12px; margin-bottom:12px; margin-left:0px; margin-right:0px; -qt-block-indent:0; text-indent:0px;&quot;&gt; &lt;/p&gt;&lt;/body&gt;&lt;/html&gt;</string>
                </property>
                <property name="textInteractionFlags">
                 <set>Qt::LinksAccessibleByKeyboard|Qt::LinksAccessibleByMouse|Qt::TextBrowserInteraction|Qt::TextSelectableByKeyboard|Qt::TextSelectableByMouse</set>
```
Left out of the diff: 4 changed lines with no effect on the pictures. The commit also changes 26 other files.
